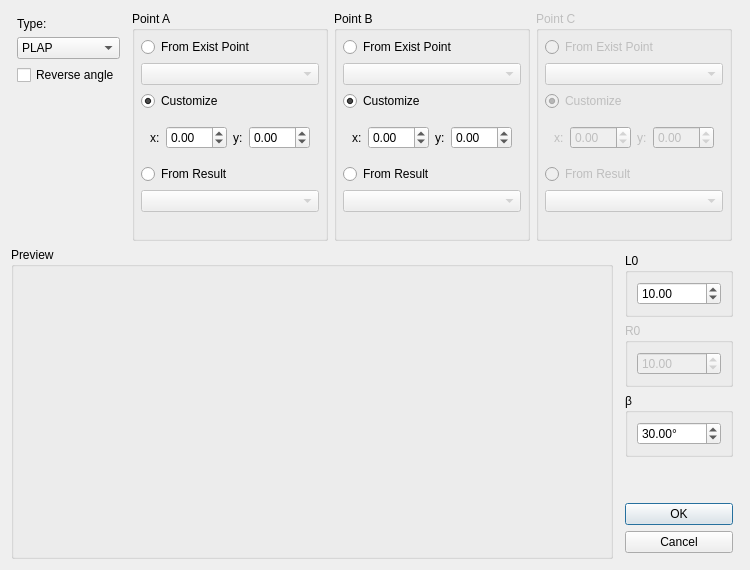
Before: the Qt Designer form core/panel/run_Triangle_Solver_edit.ui in KmolYuan/Pyslvs-UI, drawn with Qt 5.
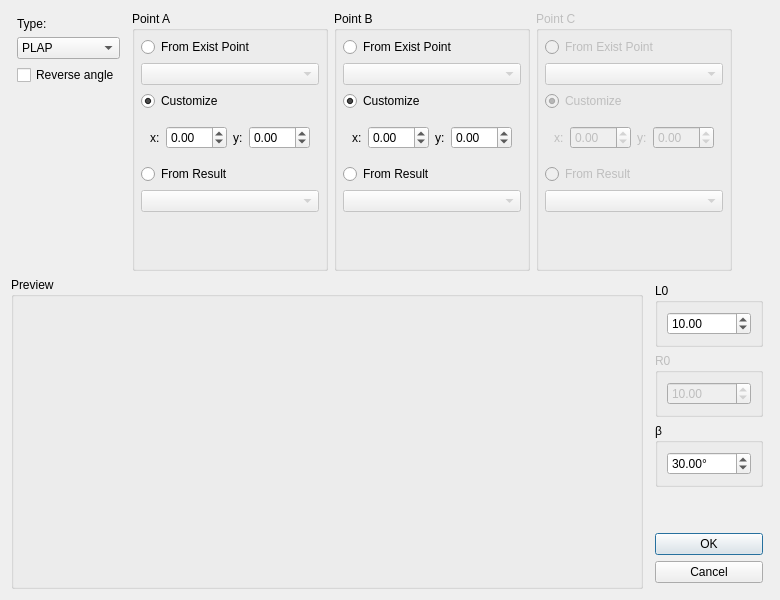
After: the same form once the commit is applied. Icons and pictures are not drawn.

The edit to the form file:
```diff
--- a/core/panel/run_Triangle_Solver_edit.ui
+++ b/core/panel/run_Triangle_Solver_edit.ui
@@ -6,20 +6,20 @@
    <rect>
     <x>0</x>
     <y>0</y>
-    <width>750</width>
-    <height>570</height>
+    <width>780</width>
+    <height>600</height>
    </rect>
   </property>
   <property name="minimumSize">
    <size>
-    <width>750</width>
-    <height>570</height>
+    <width>780</width>
+    <height>600</height>
    </size>
   </property>
   <property name="maximumSize">
    <size>
-    <width>971</width>
-    <height>570</height>
+    <width>780</width>
+    <height>600</height>
    </size>
   </property>
   <property name="windowTitle">
@@ -439,7 +439,7 @@
        </property>
        <property name="sizeHint" stdset="0">
         <size>
-         <width>40</width>
+         <width>1</width>
          <height>20</height>
         </size>
        </property>
@@ -485,7 +485,7 @@
           <property name="sizeHint" stdset="0">
            <size>
             <width>20</width>
-            <height>40</height>
+            <height>1</height>
            </size>
           </property>
          </spacer>
```
